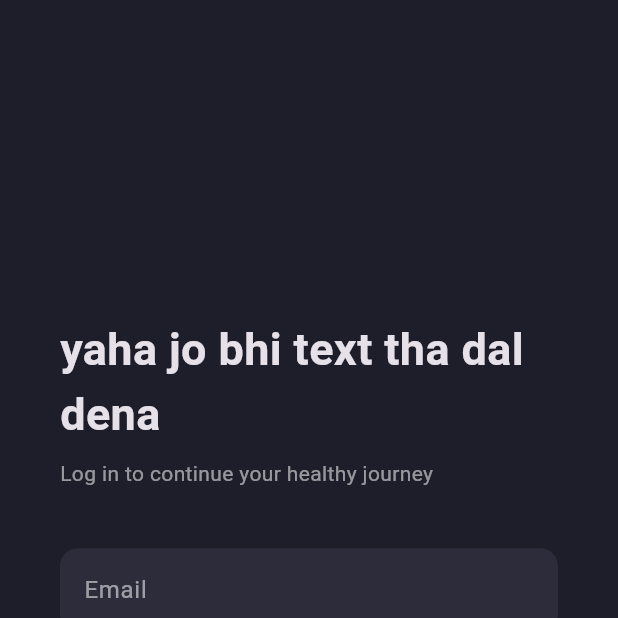
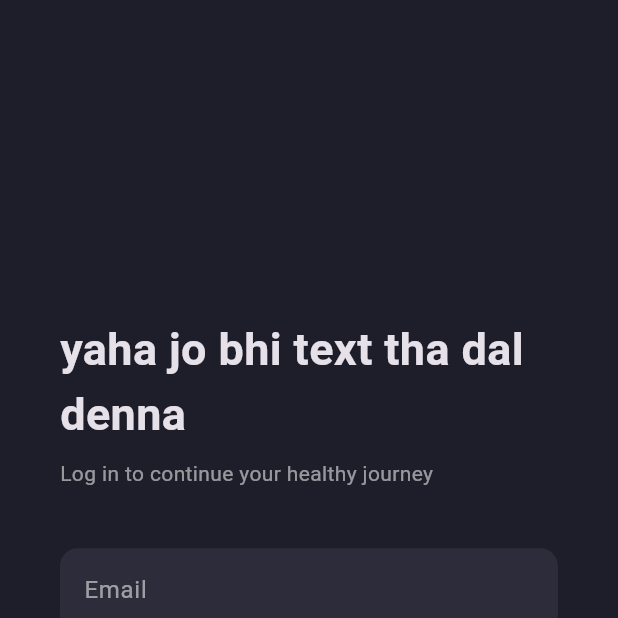
Before and after one commit to CodeOtter11/meal_planner, a Flutter app: the screen it shows after launch, on a phone screen of 412 x 824 dp, the top half of it. Run offline on Flutter 3.47's test engine with Material 3 defaults, Android fonts, the phone set to English and light mode, and no system bars; our stand-ins replace shared_preferences.

Commit message:
commit login page

```diff
--- a/lib/login_page.dart
+++ b/lib/login_page.dart
@@ -72,7 +72,7 @@ class _LoginPageState extends State<LoginPage> {
                   crossAxisAlignment: CrossAxisAlignment.start,
                   children: [
                     const Text(
-                      "yaha jo bhi text tha dal dena",
+                      "yaha jo bhi text tha dal denna",
                       style:
                       TextStyle(fontSize: 30, fontWeight: FontWeight.bold),
                     ),
```
